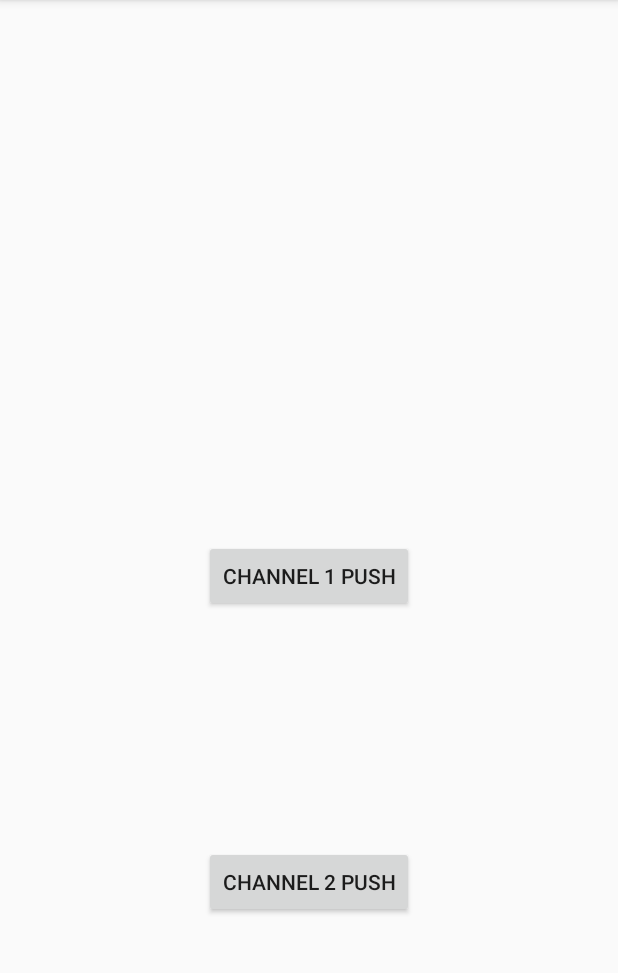
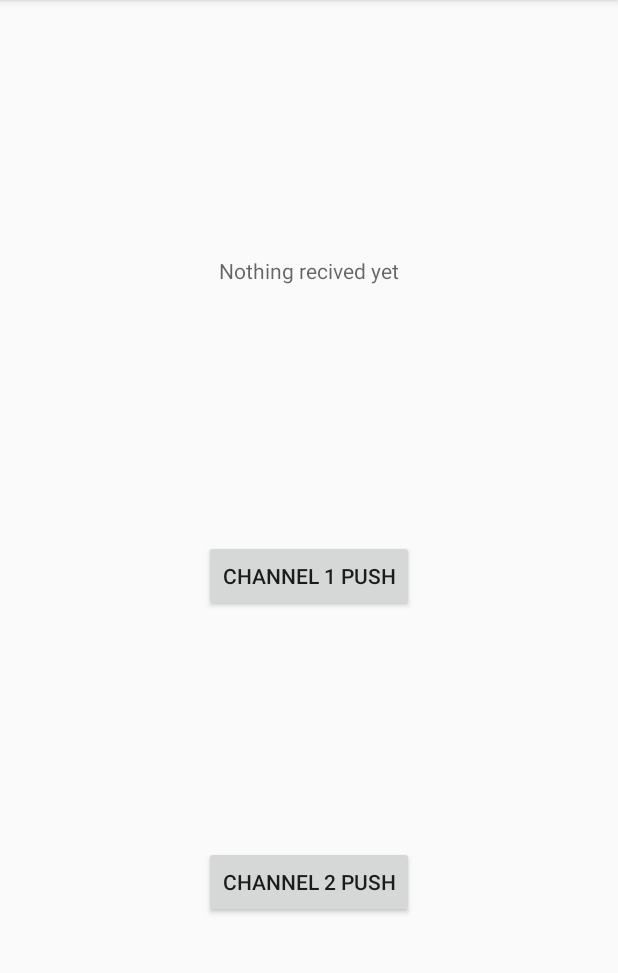
Before and after one commit to anubhab-parallel-reality/JavaAndroidApps, an Android app: the screen it shows after launch (MainActivity), after a tap on "CHANNEL 2 PUSH", on a phone screen of 412 x 824 dp, the part 84-1057 px from its top. Run offline under Robolectric (Android 15) with nearby library versions, the phone set to English and light mode, and no system bars.

Commit message:
added persistant notificatin with service

```diff
--- a/BackgroundServiceTest/app/src/main/AndroidManifest.xml
+++ b/BackgroundServiceTest/app/src/main/AndroidManifest.xml
@@ -1,6 +1,7 @@
 <?xml version="1.0" encoding="utf-8"?>
 <manifest xmlns:android="http://schemas.android.com/apk/res/android"
     package="com.athreshkiran.backgroundservicetest">
+    <uses-permission android:name="android.permission.FOREGROUND_SERVICE" />
 
     <application
         android:name=".App"
@@ -17,6 +18,7 @@
                 <category android:name="android.intent.category.LAUNCHER" />
             </intent-filter>
         </activity>
+        <service android:name=".RandomNumService"/>
     </application>
 
 </manifest>
--- a/BackgroundServiceTest/app/src/main/java/com/athreshkiran/backgroundservicetest/App.java
+++ b/BackgroundServiceTest/app/src/main/java/com/athreshkiran/backgroundservicetest/App.java
@@ -6,8 +6,7 @@ import android.app.NotificationManager;
 import android.os.Build;
 
 public class App extends Application {
-    public static final String CHANNEL_1_ID="channel1";
-    public static final String CHANNEL_2_ID="channel2";
+    public static final String CHANNEL_ID="RandNumNotifService";
 
     @Override
     public void onCreate() {
@@ -16,18 +15,12 @@ public class App extends Application {
 
     }
     private void createNotificationChannels(){
-        if(Build.VERSION.SDK_INT>=Build.VERSION_CODES.O){
-            NotificationChannel channel1 = new NotificationChannel(
-                    CHANNEL_1_ID,"Channel 1", NotificationManager.IMPORTANCE_HIGH
+        if(Build.VERSION.SDK_INT>=Build.VERSION_CODES.O) {
+            NotificationChannel serviceChannel = new NotificationChannel(
+                    CHANNEL_ID, "Random Number Notification from Service", NotificationManager.IMPORTANCE_LOW
             );
-            channel1.setDescription("this is channel 1");
-            NotificationChannel channel2 = new NotificationChannel(
-                    CHANNEL_2_ID,"Channel 2", NotificationManager.IMPORTANCE_LOW
-            );
-            channel2.setDescription("this is channel 2");
             NotificationManager notificationManager = getSystemService(NotificationManager.class);
-            notificationManager.createNotificationChannel(channel1);
-            notificationManager.createNotificationChannel(channel2);
+            notificationManager.createNotificationChannel(serviceChannel);
         }
     }
 }
--- a/BackgroundServiceTest/app/src/main/java/com/athreshkiran/backgroundservicetest/MainActivity.java
+++ b/BackgroundServiceTest/app/src/main/java/com/athreshkiran/backgroundservicetest/MainActivity.java
@@ -6,11 +6,10 @@ import androidx.core.app.NotificationManagerCompat;
 
 import android.app.Notification;
 import android.app.NotificationManager;
+import android.content.Intent;
 import android.os.Bundle;
 import android.view.View;
 
-import static com.athreshkiran.backgroundservicetest.App.CHANNEL_1_ID;
-import static com.athreshkiran.backgroundservicetest.App.CHANNEL_2_ID;
 
 public class MainActivity extends AppCompatActivity {
     private NotificationManagerCompat notificationManagerCompat;
@@ -22,25 +21,36 @@ public class MainActivity extends AppCompatActivity {
         notificationManagerCompat= NotificationManagerCompat.from(this);
     }
 
-    public void sendOnChannel1(View view) {
-        String title="Test notification launch 1";
-        Notification notification=new NotificationCompat.Builder(this,CHANNEL_1_ID)
-                .setSmallIcon(R.drawable.ic_baseline_call_made_24)
-                .setContentText(title)
-                .setPriority(NotificationManager.IMPORTANCE_HIGH)
-                .setCategory(NotificationCompat.CATEGORY_MESSAGE)
-                .build();
-        notificationManagerCompat.notify(1,notification);
+
+//    public void sendOnChannel1(View view) {
+//        String title="Test notification launch 1";
+//        Notification notification=new NotificationCompat.Builder(this,CHANNEL_1_ID)
+//                .setSmallIcon(R.drawable.ic_baseline_call_made_24)
+//                .setContentText(title)
+//                .setPriority(NotificationManager.IMPORTANCE_HIGH)
+//                .setCategory(NotificationCompat.CATEGORY_MESSAGE)
+//                .build();
+//        notificationManagerCompat.notify(1,notification);
+//    }
+//
+//
+//    public void sendOnChannel2(View view) {
+//        String title="Test notification launch 2";
+//        Notification notification=new NotificationCompat.Builder(this,CHANNEL_2_ID)
+//                .setSmallIcon(R.drawable.ic_baseline_call_made_24)
+//                .setContentText(title)
+//                .setPriority(NotificationManager.IMPORTANCE_LOW)
+//                .build();
+//        notificationManagerCompat.notify(2,notification);
+//    }
+
+    public void startService(View view) {
+        Intent serviceIntent = new Intent(this,RandomNumService.class);
+        startService(serviceIntent);
     }
 
-
-    public void sendOnChannel2(View view) {
-        String title="Test notification launch 2";
-        Notification notification=new NotificationCompat.Builder(this,CHANNEL_2_ID)
-                .setSmallIcon(R.drawable.ic_baseline_call_made_24)
-                .setContentText(title)
-                .setPriority(NotificationManager.IMPORTANCE_LOW)
-                .build();
-        notificationManagerCompat.notify(2,notification);
+    public void stopService(View view) {
+        Intent serviceIntent = new Intent(this,RandomNumService.class);
+        stopService(serviceIntent);
     }
 }
--- a/BackgroundServiceTest/app/src/main/res/layout/activity_main.xml
+++ b/BackgroundServiceTest/app/src/main/res/layout/activity_main.xml
@@ -5,6 +5,15 @@
     android:layout_width="match_parent"
     android:layout_height="match_parent"
     tools:context=".MainActivity">
+
+    <TextView
+        android:layout_width="wrap_content"
+        android:layout_height="wrap_content"
+        android:hint="Nothing recived yet"
+        app:layout_constraintBottom_toTopOf="@+id/button"
+        app:layout_constraintEnd_toEndOf="parent"
+        app:layout_constraintStart_toStartOf="parent"
+        app:layout_constraintTop_toTopOf="parent" />
 
     <Button
         android:id="@+id/button"
@@ -15,7 +24,7 @@
         app:layout_constraintEnd_toEndOf="parent"
         app:layout_constraintStart_toStartOf="parent"
         app:layout_constraintTop_toTopOf="parent"
-        android:onClick="sendOnChannel1"
+        android:onClick="startService"
         />
 
     <Button
@@ -27,6 +36,6 @@
         app:layout_constraintEnd_toEndOf="parent"
         app:layout_constraintStart_toStartOf="parent"
         app:layout_constraintTop_toBottomOf="@+id/button"
-        android:onClick="sendOnChannel2"
+        android:onClick="stopService"
         />
 </androidx.constraintlayout.widget.ConstraintLayout>
```
Also changed, not shown: BackgroundServiceTest/app/src/main/java/com/athreshkiran/backgroundservicetest/RandomNumService.java (added, +43 -0 lines).
